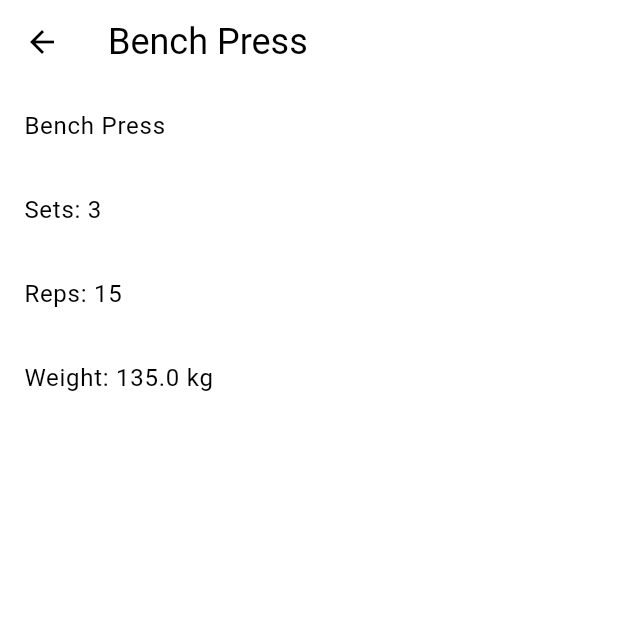
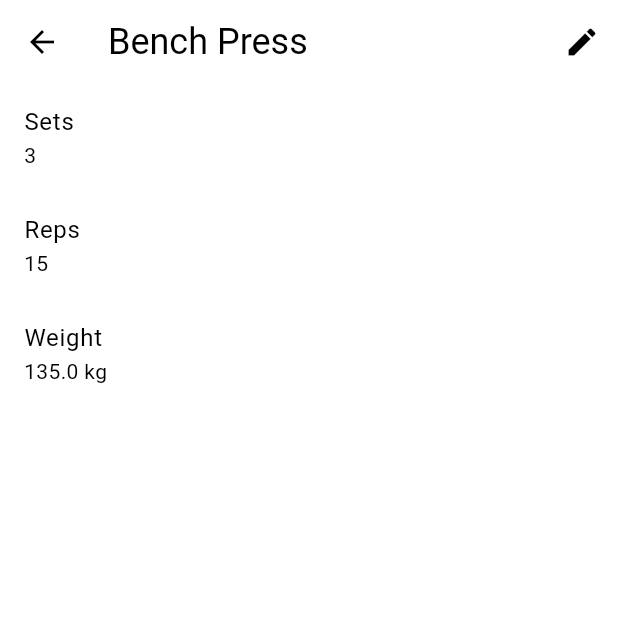
Before and after one commit to Narzgul/GymTracker, a Flutter app: the screen it shows after launch, after a tap on "Bench Press", on a phone screen of 412 x 824 dp, the top half of it. Run offline on Flutter 3.47's test engine with Material 3 defaults, Android fonts, the phone set to English and light mode, and no system bars.

Commit message:
add an edit option to the exercise detail

```diff
--- a/lib/exercise_detail.dart
+++ b/lib/exercise_detail.dart
@@ -19,6 +19,8 @@ class ExerciseDetail extends StatefulWidget {
 }
 
 class _ExerciseDetailState extends State<ExerciseDetail> {
+  bool editMode = false;
+
   @override
   Widget build(BuildContext context) {
     return Scaffold(
@@ -30,20 +32,52 @@ class _ExerciseDetailState extends State<ExerciseDetail> {
             style: Theme.of(context).textTheme.headlineSmall,
           ),
         ),
+        actions: [
+          IconButton(
+            icon: const Icon(Icons.edit),
+            onPressed: () => setState(() => editMode = !editMode),
+          )
+        ],
       ),
       body: Column(
         children: <Widget>[
           ListTile(
-            title: Text(widget.exerciseName),
+            title: const Text("Sets"),
+            subtitle: editMode
+                ? TextField(
+                    keyboardType: TextInputType.number,
+                    controller:
+                        TextEditingController(text: "${widget.numSets}"),
+                  )
+                : Text(
+                    "${widget.numSets}",
+                    style: Theme.of(context).textTheme.bodyMedium,
+                  ),
           ),
           ListTile(
-            title: Text("Sets: ${widget.numSets}"),
+            title: const Text("Reps"),
+            subtitle: editMode
+                ? TextField(
+                    keyboardType: TextInputType.number,
+                    controller:
+                        TextEditingController(text: "${widget.numReps}"),
+                  )
+                : Text(
+                    "${widget.numReps}",
+                    style: Theme.of(context).textTheme.bodyMedium,
+                  ),
           ),
           ListTile(
-            title: Text("Reps: ${widget.numReps}"),
-          ),
-          ListTile(
-            title: Text("Weight: ${widget.weight} kg"),
+            title: const Text("Weight"),
+            subtitle: editMode
+                ? TextField(
+                    keyboardType: TextInputType.number,
+                    controller: TextEditingController(text: "${widget.weight}"),
+                  )
+                : Text(
+                    "${widget.weight} kg",
+                    style: Theme.of(context).textTheme.bodyMedium,
+                  ),
           ),
         ],
       ),
--- a/lib/main.dart
+++ b/lib/main.dart
@@ -13,7 +13,6 @@ class GymTracker extends StatelessWidget {
     return MaterialApp(
       title: 'Gym Tracker',
       theme: ThemeData(
-        useMaterial3: true,
         colorScheme: ColorScheme.fromSwatch(primarySwatch: Colors.blue),
       ),
       home: Scaffold(
```
